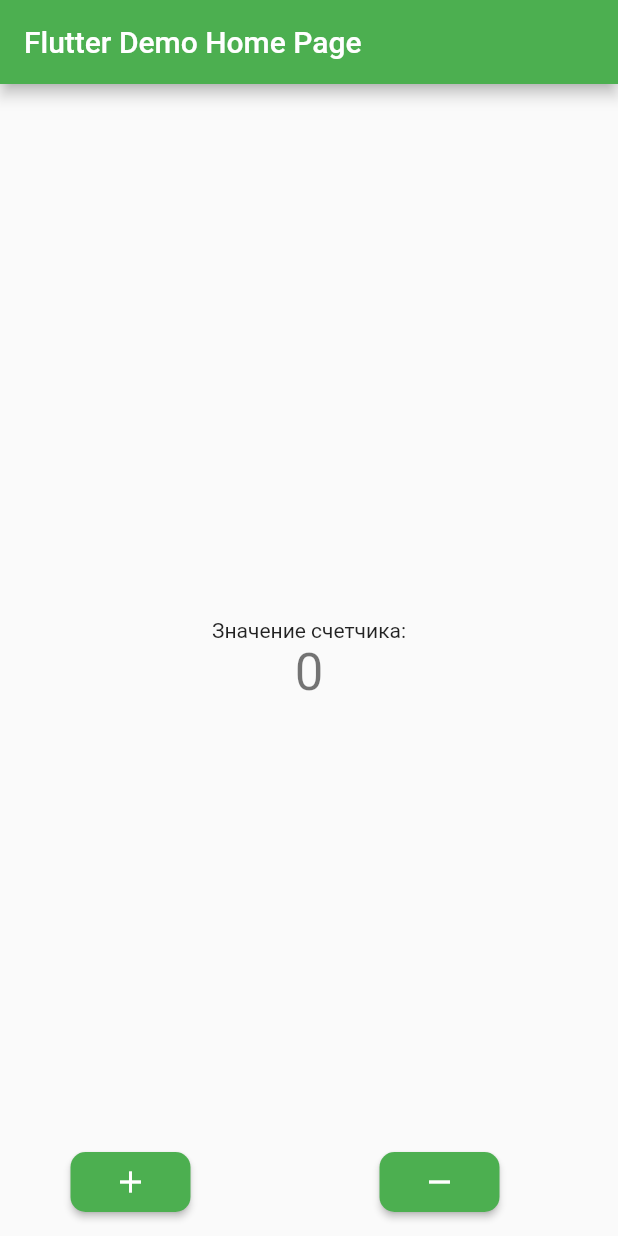
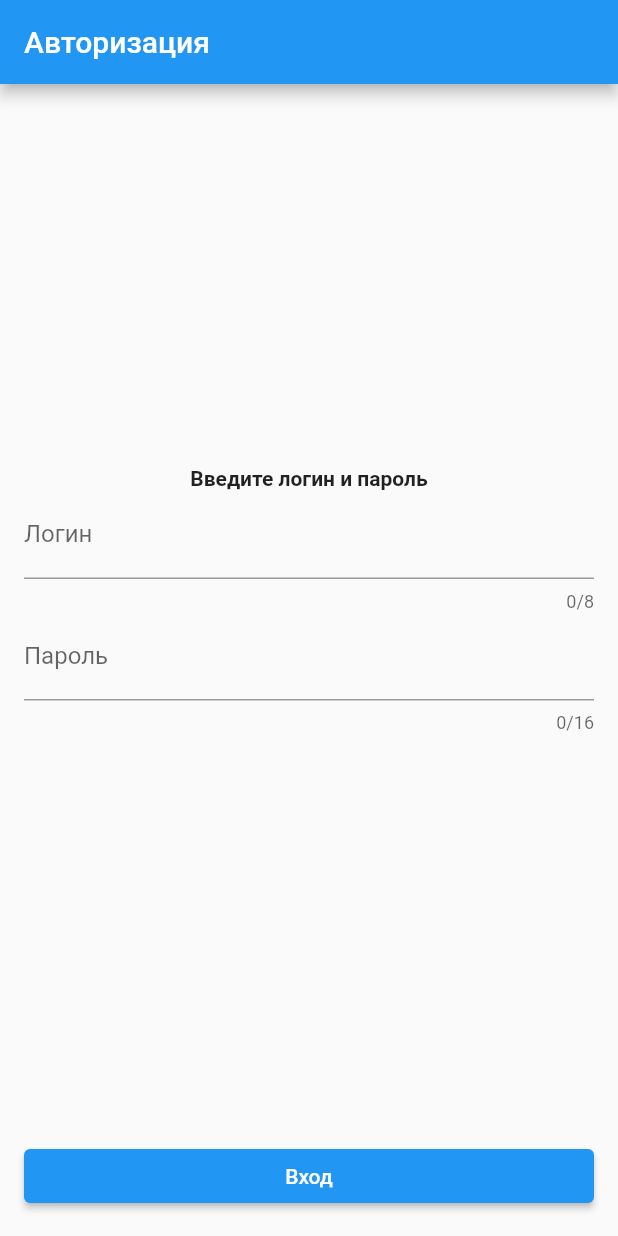
Before and after one commit to IAvidI/Counter_app, a Flutter app: the screen it shows after launch, on a phone screen of 412 x 824 dp. Run offline on Flutter 3.47's test engine with Material 2 defaults, Android fonts, the phone set to English and light mode, and no system bars.

Commit message:
Copied version from example

```diff
--- a/lib/login_screen.dart
+++ b/lib/login_screen.dart
@@ -1,129 +1,129 @@
 import 'package:flutter/material.dart';
 
+import 'home_screen.dart';
+
 class LoginScreen extends StatefulWidget {
-  const LoginScreen({Key? key, required this.title}) : super(key: key);
-
-  // This widget is the home page of your application. It is stateful, meaning
-  // that it has a State object (defined below) that contains fields that affect
-  // how it looks.
-
-  // This class is the configuration for the state. It holds the values (in this
-  // case the title) provided by the parent (in this case the App widget) and
-  // used by the build method of the State. Fields in a Widget subclass are
-  // always marked "final".
-
-  final String title;
+  const LoginScreen({Key? key}) : super(key: key);
 
   @override
   State<LoginScreen> createState() => _LoginScreenState();
 }
 
 class _LoginScreenState extends State<LoginScreen> {
-  int _counter = 0;
+  final formKey = GlobalKey<FormState>();
 
-  void _incrementCounter() {
-    setState(() {
-      // This call to setState tells the Flutter framework that something has
-      // changed in this State, which causes it to rerun the build method below
-      // so that the display can reflect the updated values. If we changed
-      // _counter without calling setState(), then the build method would not be
-      // called again, and so nothing would appear to happen.
-      _counter++;
-    });
-  }
-
-  void _decrementCounter() {
-    setState(() {
-      // This call to setState tells the Flutter framework that something has
-      // changed in this State, which causes it to rerun the build method below
-      // so that the display can reflect the updated values. If we changed
-      // _counter without calling setState(), then the build method would not be
-      // called again, and so nothing would appear to happen.
-      _counter--;
-    });
-  }
+  String? login;
+  String? password;
 
   @override
   Widget build(BuildContext context) {
-    // This method is rerun every time setState is called, for instance as done
-    // by the _incrementCounter method above.
-    //
-    // The Flutter framework has been optimized to make rerunning build methods
-    // fast, so that you can just rebuild anything that needs updating rather
-    // than having to individually change instances of widgets.
     return Scaffold(
       appBar: AppBar(
-        // Here we take the value from the LoginScreen object that was created by
-        // the App.build method, and use it to set our appbar title.
-        title: Text(widget.title),
+        title: const Text('Авторизация'),
       ),
-      body: Center(
-        // Center is a layout widget. It takes a single child and positions it
-        // in the middle of the parent.
+      body: Column(
+        children: [
+          Expanded(
+            child: Center(
+              child: Form(
+                key: formKey,
+                child: Padding(
+                  padding: const EdgeInsets.all(16.0),
                   child: Column(
-          // Column is also a layout widget. It takes a list of children and
-          // arranges them vertically. By default, it sizes itself to fit its
-          // children horizontally, and tries to be as tall as its parent.
-          //
-          // Invoke "debug painting" (press "p" in the console, choose the
-          // "Toggle Debug Paint" action from the Flutter Inspector in Android
-          // Studio, or the "Toggle Debug Paint" command in Visual Studio Code)
-          // to see the wireframe for each widget.
-          //
-          // Column has various properties to control how it sizes itself and
-          // how it positions its children. Here we use mainAxisAlignment to
-          // center the children vertically; the main axis here is the vertical
-          // axis because Columns are vertical (the cross axis would be
-          // horizontal).
                     mainAxisAlignment: MainAxisAlignment.center,
                     children: <Widget>[
                       const Text(
-              'Значение счетчика:',
+                        'Введите логин и пароль',
+                        style: TextStyle(
+                          fontWeight: FontWeight.bold,
                         ),
-            Text(
-              '$_counter',
-              style: Theme.of(context).textTheme.headline4,
+                      ),
+                      TextFormField(
+                        decoration: const InputDecoration(
+                          label: Text('Логин'),
+                        ),
+                        maxLength: 8,
+                        validator: (value) {
+                          if (value == null) return 'Проверьте логин';
+                          if (value.length < 3) {
+                            return 'Логин должен содержать не менее 3 символов';
+                          }
+                          return null;
+                        },
+                        onSaved: (value) {
+                          login = value;
+                        },
+                      ),
+                      TextFormField(
+                        decoration: const InputDecoration(
+                          label: Text('Пароль'),
+                        ),
+                        obscureText: true,
+                        maxLength: 16,
+                        validator: (value) {
+                          if (value == null) return 'Проверьте пароль';
+                          if (value.length < 8) {
+                            return 'Пароль должен содержать не менее 8 символов';
+                          }
+                          return null;
+                        },
+                        onSaved: (value) {
+                          password = value;
+                        },
                       ),
                     ],
                   ),
                 ),
-
-      floatingActionButton: Row(
-        mainAxisAlignment: MainAxisAlignment.spaceAround,
-
-        children: [
-          SizedBox(
-            width: 80.0,
-            height: 40.0,
-            child: FloatingActionButton(
-              onPressed: _incrementCounter,
-              tooltip: 'Increment',
-              shape: RoundedRectangleBorder(
-                borderRadius: BorderRadius.circular(10.0),
-              ),
-              elevation: 2,
-              child: const Icon(Icons.add),
               ),
             ),
-          SizedBox(
-            width: 80.0,
-            height: 40.0,
-            child: FloatingActionButton(
-              onPressed: _decrementCounter,
-              tooltip: 'Decrement',
-              shape: RoundedRectangleBorder(
-                borderRadius: BorderRadius.circular(10.0),
           ),
-              elevation: 2,
-              child: const Icon(Icons.remove),
+          Padding(
+            padding: const EdgeInsets.all(16.0),
+            child: Row(
+              mainAxisAlignment: MainAxisAlignment.spaceAround,
+              children: [
+                Expanded(
+                  child: ElevatedButton(
+                    child: const Text('Вход'),
+                    onPressed: () {
+                      final isValidated =
+                          formKey.currentState?.validate() ?? false;
+                      if (isValidated) {
+                        FocusScope.of(context).unfocus();
+                        formKey.currentState?.save();
+                        if (login == 'qwerty' && password == '123456ab') {
+                          Navigator.push(
+                            context,
+                            MaterialPageRoute(
+                              builder: (context) => const HomeScreen(),
+                            ),
+                          );
+                        } else {
+                          Container();
+                          showDialog(
+                            context: context,
+                            builder: (context) => AlertDialog(
+                              title: const Text('Попробуйте снова'),
+                              actions: [
+                                ElevatedButton(
+                                  onPressed: () {
+                                    Navigator.pop(context);
+                                  },
+                                  child: const Text('Закрыть'),
+                                )
+                              ],
+                            ),
+                          );
+                        }
+                      }
+                    },
                   ),
                 ),
               ],
-
-        // onPressed: _decrementCounter,
-        // tooltip: 'Increment',
-        // child: const Icon(Icons.add),
-      ), // This trailing comma makes auto-formatting nicer for build methods.
+            ),
+          ),
+        ],
+      ),
     );
   }
 }
--- a/lib/main.dart
+++ b/lib/main.dart
@@ -1,5 +1,4 @@
 import 'package:flutter/material.dart';
-import 'package:prog1/home_screen.dart';
 import 'package:prog1/login_screen.dart';
 
 void main() {
@@ -9,24 +8,13 @@
 class MyApp extends StatelessWidget {
   const MyApp({Key? key}) : super(key: key);
 
-  // This widget is the root of your application.
   @override
   Widget build(BuildContext context) {
     return MaterialApp(
-      title: 'Flutter Demo',
       theme: ThemeData(
-        // This is the theme of your application.
-        //
-        // Try running your application with "flutter run". You'll see the
-        // application has a blue toolbar. Then, without quitting the app, try
-        // changing the primarySwatch below to Colors.green and then invoke
-        // "hot reload" (press "r" in the console where you ran "flutter run",
-        // or simply save your changes to "hot reload" in a Flutter IDE).
-        // Notice that the counter didn't reset back to zero; the application
-        // is not restarted.
-        primarySwatch: Colors.green,
+        primarySwatch: Colors.blue,
       ),
-      home: const LoginScreen(title: 'Flutter Demo Home Page'),
+      home: const LoginScreen(),
     );
   }
 }
```
Also changed, not shown: lib/home_screen.dart (+30 -92 lines). Lines whose indentation alone changed are shown as unchanged.
